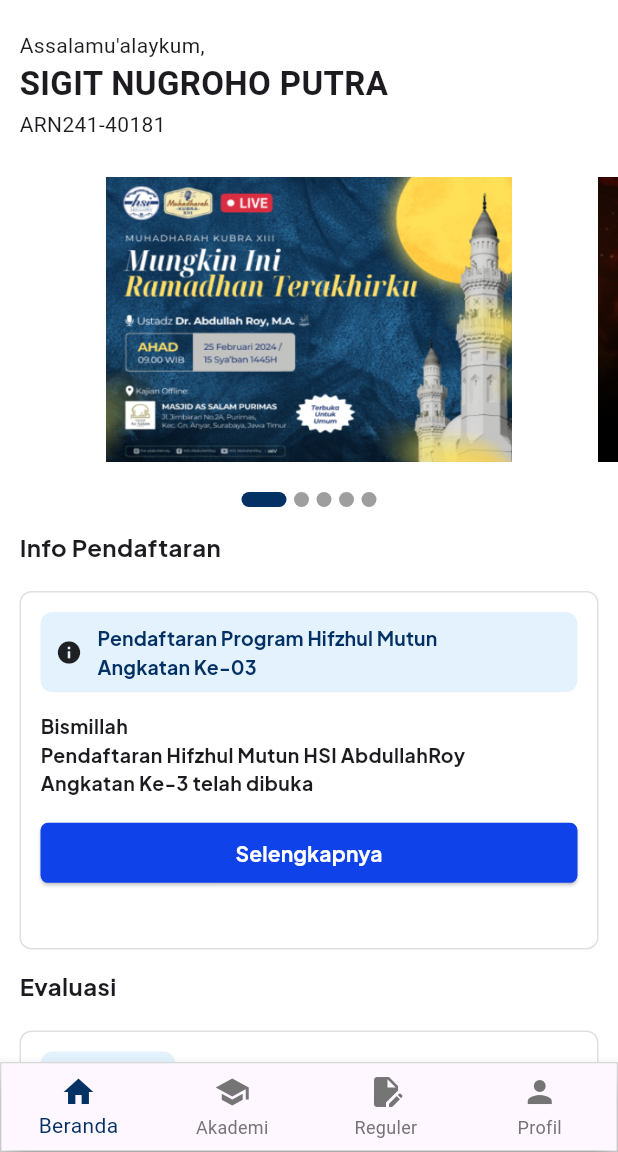
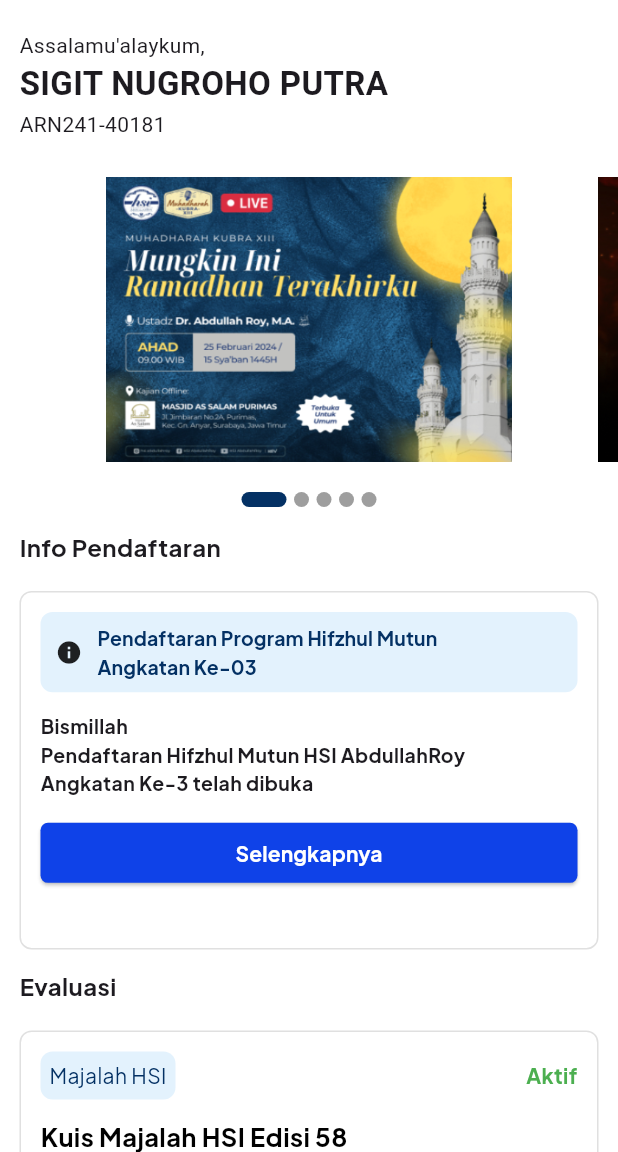
Before and after one commit to masradeen/hsi_quiz_level2, a Flutter app: the BerandaPage screen opened directly, on a phone screen of 412 x 824 dp, the part 84-1236 px from its top. Run offline on Flutter 3.47's test engine with Material 3 defaults, Android fonts, the phone set to English and light mode, and no system bars; drawn by our look-alikes of carousel_slider, smooth_page_indicator.

Commit message:
mengubah posisi bottomnavbar dari halaman beranda ke main dan menambahkan halaman lainnya

```diff
--- a/lib/main.dart
+++ b/lib/main.dart
@@ -1,22 +1,82 @@
 import 'package:flutter/material.dart';
-import './pages/beranda_pages.dart';
+import 'pages/beranda_page.dart';
+import 'pages/profil_page.dart';
+import 'pages/akademi_page.dart';
+import 'pages/reguler_page.dart';
 
-void main(){
+void main() {
   runApp(MyApp());
 }
 
-class MyApp extends StatelessWidget {
+class MyApp extends StatefulWidget {
+  @override
+  State<MyApp> createState() => _MyAppState();
+}
+
+class _MyAppState extends State<MyApp> {
+  int currentIndex = 0;
+  final screens = [
+    BerandaPage(),
+    AkademiPage(),
+    RegulerPage(),
+    ProfilPage(),
+  ];
 
   @override
   Widget build(BuildContext context) {
     return MaterialApp(
       debugShowCheckedModeBanner: false,
-      home: BerandaPage(),
-      initialRoute: BerandaPage.nameRoute,
-      routes: {
-        BerandaPage.nameRoute:(context) => BerandaPage(),
-        // ProfilePage.nameRoute:(context) => ProfilePage(),
-      },
+
+      //-------- OLD ROUTING -----------//
+      // home: BerandaPage(),
+      // initialRoute: BerandaPage.nameRoute,
+      // routes: {
+      //   BerandaPage.nameRoute:(context) => BerandaPage(),
+      //   ProfilPage.nameRoute:(context) => ProfilPage(),
+      // },
+      //-------- OLD ROUTING -----------//
+
+      home: Scaffold(
+        body: screens[currentIndex],
+        bottomNavigationBar: Container(
+          decoration: BoxDecoration(
+            border: Border.all(
+              width: 1,
+              color: Colors.grey.shade300,
+            ),
+          ),
+          child: BottomNavigationBar(
+            backgroundColor: Colors.white70,
+            currentIndex: currentIndex,
+            unselectedItemColor: Colors.grey.shade600,
+            selectedItemColor: Color(0xFF043164),
+            onTap: (int index) {
+              setState(() {
+                currentIndex = index;
+              });
+            },
+            type: BottomNavigationBarType.fixed,
+            items: [
+              BottomNavigationBarItem(
+                icon: Icon(Icons.home),
+                label: "Beranda",
+              ),
+              BottomNavigationBarItem(
+                icon: Icon(Icons.school),
+                label: "Akademi",
+              ),
+              BottomNavigationBarItem(
+                icon: Icon(Icons.edit_document),
+                label: "Reguler",
+              ),
+              BottomNavigationBarItem(
+                icon: Icon(Icons.person),
+                label: "Profil",
+              ),
+            ],
+          ),
+        ),
+      ),
     );
   }
 }
--- a/lib/pages/beranda_pages.dart
+++ b/lib/pages/beranda_page.dart
@@ -24,52 +24,18 @@
   int myCurrentIndex = 0;
   int selectedIndex = 0;
 
-  int _selectedNavIndex = 0;
 
-  void _onNavBarTapped(int index) {
-    setState(() {
-      _selectedNavIndex = index;
-    });
-  }
 
   @override
   Widget build(BuildContext context) {
-    final _listPage = <Widget>[
-      const Text("Beranda"),
-      const Text("Akademi"),
-      const Text("Reguler"),
-      const Text("Profil"),
-    ];
+    // final _listPage = <Widget>[
+    //   const Text("Beranda"),
+    //   const Text("Akademi"),
+    //   const Text("Reguler"),
+    //   const Text("Profil"),
+    // ];
 
-    final _bottomNavBarItems = <BottomNavigationBarItem>[
-      const BottomNavigationBarItem(
-        icon: Icon(Icons.home),
-        label: "Beranda",
-      ),
-      const BottomNavigationBarItem(
-        icon: Icon(Icons.school),
-        label: "Akademi",
-      ),
-      const BottomNavigationBarItem(
-        icon: Icon(Icons.edit_document),
-        label: "Reguler",
-      ),
-      const BottomNavigationBarItem(
-        icon: Icon(Icons.person),
-        label: "Profil",
-      ),
-    ];
 
-    final _bottomNavBar = BottomNavigationBar(
-      // backgroundColor: Colors.white70,
-      type: BottomNavigationBarType.fixed,
-      // backgroundColor: Colors.amber,
-      items: _bottomNavBarItems,
-      currentIndex: _selectedNavIndex,
-      unselectedItemColor: Colors.grey.shade600,
-      selectedItemColor: Color(0xFF043164),
-      onTap: _onNavBarTapped,
-    );
 
     return Scaffold(
       backgroundColor: Colors.white,
@@ -484,15 +450,7 @@
           ),
         ],
       ),
-      bottomNavigationBar: Container(
-        decoration: BoxDecoration(
-          border: Border.all(
-            width: 1,
-            color: Colors.grey.shade300,
-          ),
-        ),
-        child: _bottomNavBar,
-      ),
+
     );
   }
 }
```
Also changed, not shown: lib/pages/akademi_page.dart (added, +15 -0 lines), lib/pages/profil_page.dart (added, +12 -0 lines), lib/pages/reguler_page.dart (added, +15 -0 lines).
